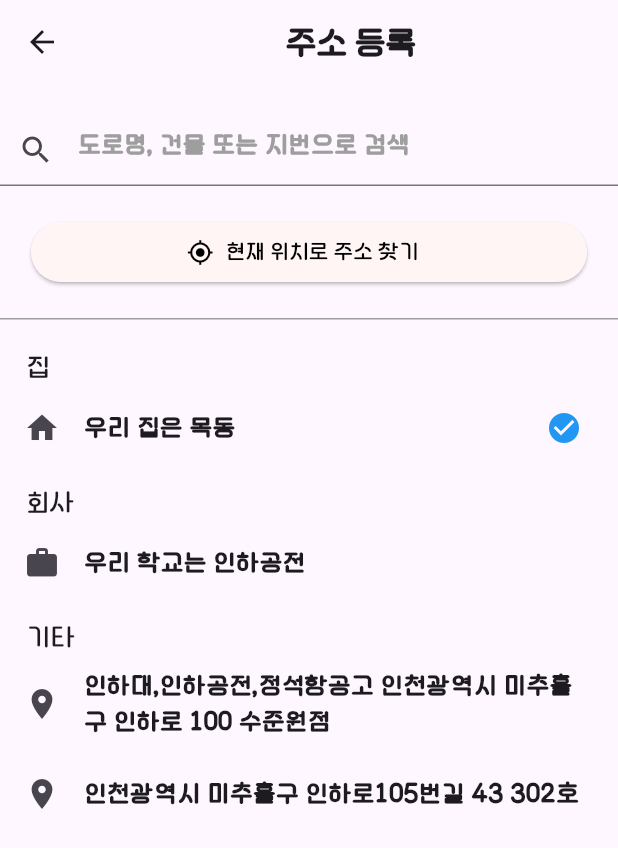
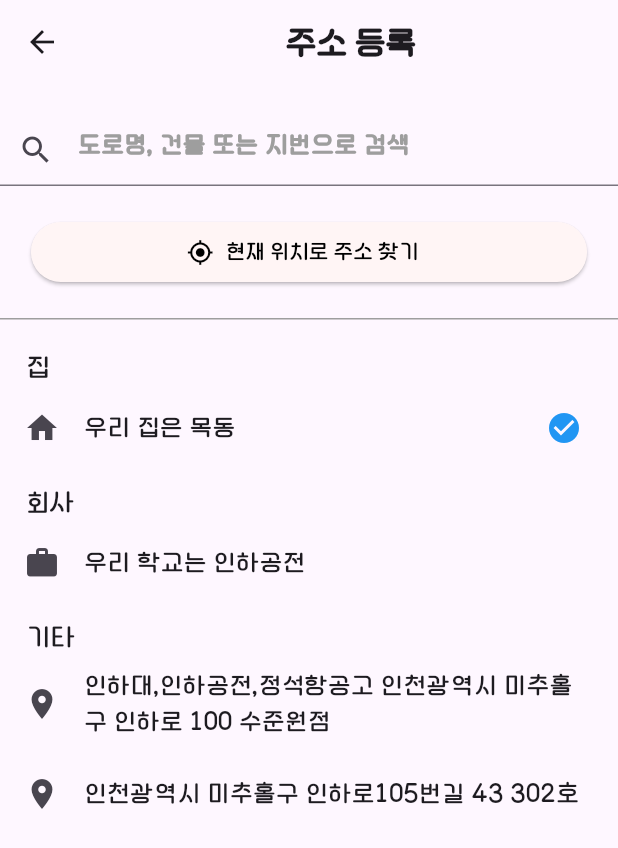
Before and after one commit to YeonwooNuf/DeliverApp, a Flutter app: the AddressRegisterPage screen opened directly, on a phone screen of 412 x 824 dp. Shown: the top 848 px of the screen. Run offline on Flutter 3.47's test engine with Material 3 defaults, Android fonts, the phone set to English and light mode, and no system bars; our stand-ins replace geolocator, get, google_maps_flutter; missing offline and left inert: bootpay; network calls fail.

Commit message:
Update AddressRegisterPage.dart

```diff
--- a/lib/pages/address/AddressRegisterPage.dart
+++ b/lib/pages/address/AddressRegisterPage.dart
@@ -101,7 +101,7 @@ class _AddressRegisterPageState extends State<AddressRegisterPage> {
         ),
         ListTile(
           leading: Icon(Icons.home),
-          title: Text(homeAddress ?? '집 주소가 없습니다.', style: TextStyle(fontWeight: FontWeight.w700)), // FontWeight.w700 추가
+          title: Text(homeAddress ?? '집 주소가 없습니다.', style: TextStyle(fontWeight: FontWeight.w500)), // FontWeight.w700 추가
           trailing: selectedIndex == -2
               ? Icon(Icons.check_circle, color: Colors.blue)
               : null, // _selectedIndex 값이 -2이면 check 아이콘 표시
@@ -123,7 +123,7 @@ class _AddressRegisterPageState extends State<AddressRegisterPage> {
         ),
         ListTile(
           leading: Icon(Icons.work),
-          title: Text(workAddress ?? '회사 주소가 없습니다.', style: TextStyle(fontWeight: FontWeight.w700)), // FontWeight.w700 추가
+          title: Text(workAddress ?? '회사 주소가 없습니다.', style: TextStyle(fontWeight: FontWeight.w500)), // FontWeight.w700 추가
           trailing: selectedIndex == -1
               ? Icon(Icons.check_circle, color: Colors.blue)
               : null, // _selectedIndex 값이 -1이면 check 아이콘 표시
@@ -154,7 +154,7 @@ class _AddressRegisterPageState extends State<AddressRegisterPage> {
               itemBuilder: (context, index) {
                 return ListTile(
                   leading: Icon(Icons.location_on),
-                  title: Text(addresses[index], style: TextStyle(fontWeight: FontWeight.w700)), // FontWeight.w700 추가
+                  title: Text(addresses[index], style: TextStyle(fontWeight: FontWeight.w500)), // FontWeight.w500 추가
                   trailing: selectedIndex == index
                       ? Icon(Icons.check_circle, color: Colors.blue)
                       : null, // 선택한 주소에만 check 아이콘 표시
```
